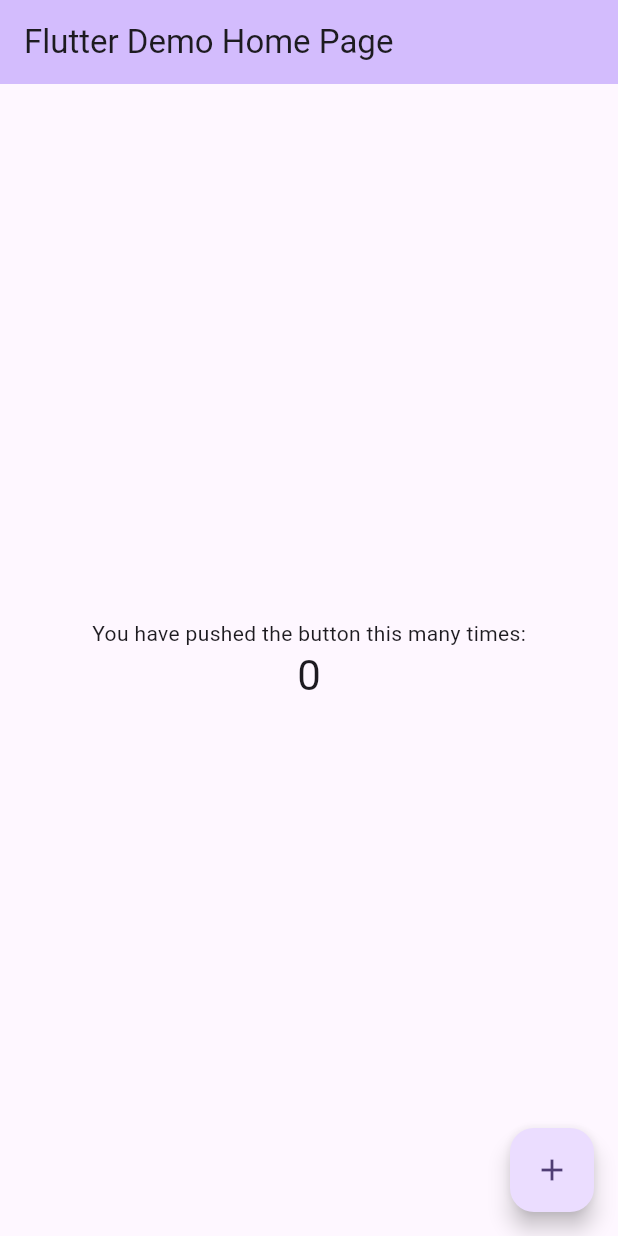
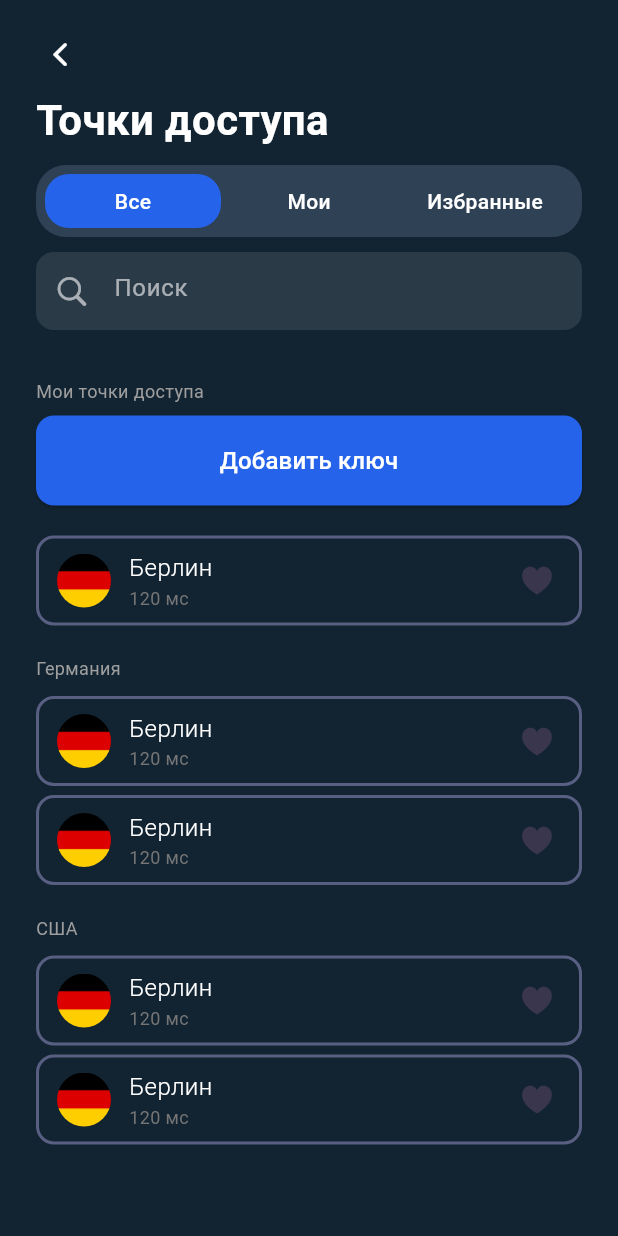
Before and after one commit to Wightles/task_vpn, a Flutter app: the screen it shows after launch, on a phone screen of 412 x 824 dp. Run offline on Flutter 3.47's test engine with Material 3 defaults, Android fonts, the light colour scheme and no system bars.

Commit message:
Реалзиовал вкладку "все", создал нав бар и поиск

```diff
--- /dev/null
+++ b/lib/city_ping.dart
@@ -0,0 +1,117 @@
+import 'package:flutter/material.dart';
+import 'package:flutter/cupertino.dart';
+
+class CityPingCard extends StatefulWidget {
+  final String cityName;
+  final String ping;
+  final String imageAsset;
+  final double height;
+  final Color borderColor;
+
+  const CityPingCard({
+    Key? key,
+    required this.cityName,
+    required this.ping,
+    required this.imageAsset,
+    this.height = 60,
+    this.borderColor = const Color.fromARGB(255, 89, 95, 130),
+  }) : super(key: key);
+
+  @override
+  State<CityPingCard> createState() => _CityPingCardState();
+}
+
+class _CityPingCardState extends State<CityPingCard> {
+  bool isLiked = false;
+  bool isSelected = false;
+
+  @override
+  Widget build(BuildContext context) {
+    return GestureDetector(
+      onTap: () {
+        setState(() {
+          isSelected = !isSelected;
+        });
+      },
+      child: Container(
+        width: double.infinity,
+        height: widget.height,
+        decoration: BoxDecoration(
+          color: Colors.transparent,
+          borderRadius: BorderRadius.circular(12),
+          border: Border.all(
+            color: isSelected
+                ? Colors.blue
+                : widget.borderColor,
+            width: 2,
+          ),
+        ),
+        child: Row(
+          children: [
+            const SizedBox(width: 12),
+            Container(
+              width: 36,
+              height: 36,
+              decoration: const BoxDecoration(
+                shape: BoxShape.circle,
+              ),
+              child: ClipOval(
+                child: Image.asset(
+                  widget.imageAsset,
+                  fit: BoxFit.cover,
+                  errorBuilder: (context, error, stackTrace) {
+                    return Container(
+                      color: Colors.grey[200],
+                      child: const Icon(Icons.location_city, size: 20),
+                    );
+                  },
+                ),
+              ),
+            ),
+            const SizedBox(width: 12),
+            Expanded(
+              child: Column(
+                mainAxisAlignment: MainAxisAlignment.center,
+                crossAxisAlignment: CrossAxisAlignment.start,
+                children: [
+                  Text(
+                    widget.cityName,
+                    style: const TextStyle(
+                      fontSize: 16,
+                      fontWeight: FontWeight.w300,
+                      color: Colors.white,
+                    ),
+                  ),
+                  Text(
+                    widget.ping,
+                    style: TextStyle(
+                      fontSize: 12,
+                      color: Colors.grey[600],
+                    ),
+                  ),
+                ],
+              ),
+            ),
+            Padding(
+              padding: const EdgeInsets.only(right: 16),
+              child: GestureDetector(
+                onTap: () {
+                  setState(() {
+                    isLiked = !isLiked;
+                  });
+                },
+                child: Icon(
+                  isLiked ? CupertinoIcons.heart_fill : CupertinoIcons.heart_fill,
+                  color: isLiked
+                      ? const Color.fromARGB(255, 204, 82, 204)
+                      : const Color.fromARGB(255, 57, 54, 77),
+                  size: 24,
+                ),
+              ),
+            ),
+          ],
+        ),
+      ),
+    );
+  }
+}
--- a/lib/main.dart
+++ b/lib/main.dart
@@ -1,4 +1,5 @@
 import 'package:flutter/material.dart';
+import 'package:task_vpn/scene_all.dart';
 
 void main() {
   runApp(const MyApp());
@@ -7,119 +8,10 @@
 class MyApp extends StatelessWidget {
   const MyApp({super.key});
 
-  // This widget is the root of your application.
   @override
   Widget build(BuildContext context) {
     return MaterialApp(
-      title: 'Flutter Demo',
-      theme: ThemeData(
-        // This is the theme of your application.
-        //
-        // TRY THIS: Try running your application with "flutter run". You'll see
-        // the application has a purple toolbar. Then, without quitting the app,
-        // try changing the seedColor in the colorScheme below to Colors.green
-        // and then invoke "hot reload" (save your changes or press the "hot
-        // reload" button in a Flutter-supported IDE, or press "r" if you used
-        // the command line to start the app).
-        //
-        // Notice that the counter didn't reset back to zero; the application
-        // state is not lost during the reload. To reset the state, use hot
-        // restart instead.
-        //
-        // This works for code too, not just values: Most code changes can be
-        // tested with just a hot reload.
-        colorScheme: ColorScheme.fromSeed(seedColor: Colors.deepPurple),
-        useMaterial3: true,
-      ),
-      home: const MyHomePage(title: 'Flutter Demo Home Page'),
+      home: const SceneAll(),
     );
   }
 }
-
-class MyHomePage extends StatefulWidget {
-  const MyHomePage({super.key, required this.title});
-
-  // This widget is the home page of your application. It is stateful, meaning
-  // that it has a State object (defined below) that contains fields that affect
-  // how it looks.
-
-  // This class is the configuration for the state. It holds the values (in this
-  // case the title) provided by the parent (in this case the App widget) and
-  // used by the build method of the State. Fields in a Widget subclass are
-  // always marked "final".
-
-  final String title;
-
-  @override
-  State<MyHomePage> createState() => _MyHomePageState();
-}
-
-class _MyHomePageState extends State<MyHomePage> {
-  int _counter = 0;
-
-  void _incrementCounter() {
-    setState(() {
-      // This call to setState tells the Flutter framework that something has
-      // changed in this State, which causes it to rerun the build method below
-      // so that the display can reflect the updated values. If we changed
-      // _counter without calling setState(), then the build method would not be
-      // called again, and so nothing would appear to happen.
-      _counter++;
-    });
-  }
-
-  @override
-  Widget build(BuildContext context) {
-    // This method is rerun every time setState is called, for instance as done
-    // by the _incrementCounter method above.
-    //
-    // The Flutter framework has been optimized to make rerunning build methods
-    // fast, so that you can just rebuild anything that needs updating rather
-    // than having to individually change instances of widgets.
-    return Scaffold(
-      appBar: AppBar(
-        // TRY THIS: Try changing the color here to a specific color (to
-        // Colors.amber, perhaps?) and trigger a hot reload to see the AppBar
-        // change color while the other colors stay the same.
-        backgroundColor: Theme.of(context).colorScheme.inversePrimary,
-        // Here we take the value from the MyHomePage object that was created by
-        // the App.build method, and use it to set our appbar title.
-        title: Text(widget.title),
-      ),
-      body: Center(
-        // Center is a layout widget. It takes a single child and positions it
-        // in the middle of the parent.
-        child: Column(
-          // Column is also a layout widget. It takes a list of children and
-          // arranges them vertically. By default, it sizes itself to fit its
-          // children horizontally, and tries to be as tall as its parent.
-          //
-          // Column has various properties to control how it sizes itself and
-          // how it positions its children. Here we use mainAxisAlignment to
-          // center the children vertically; the main axis here is the vertical
-          // axis because Columns are vertical (the cross axis would be
-          // horizontal).
-          //
-          // TRY THIS: Invoke "debug painting" (choose the "Toggle Debug Paint"
-          // action in the IDE, or press "p" in the console), to see the
-          // wireframe for each widget.
-          mainAxisAlignment: MainAxisAlignment.center,
-          children: <Widget>[
-            const Text(
-              'You have pushed the button this many times:',
-            ),
-            Text(
-              '$_counter',
-              style: Theme.of(context).textTheme.headlineMedium,
-            ),
-          ],
-        ),
-      ),
-      floatingActionButton: FloatingActionButton(
-        onPressed: _incrementCounter,
-        tooltip: 'Increment',
-        child: const Icon(Icons.add),
-      ), // This trailing comma makes auto-formatting nicer for build methods.
-    );
-  }
-}
--- a/lib/navbar.dart
+++ b/lib/navbar.dart
@@ -0,0 +1,104 @@
+import 'package:flutter/material.dart';
+import 'package:flutter/cupertino.dart';
+
+class FilterMenu extends StatefulWidget {
+  final Function(String) onSearchChanged;
+  final bool showNoResults;
+
+  const FilterMenu({
+    super.key,
+    required this.onSearchChanged,
+    required this.showNoResults,
+  });
+
+  @override
+  State<FilterMenu> createState() => _FilterMenuState();
+}
+
+class _FilterMenuState extends State<FilterMenu> {
+  int selectedIndex = 0;
+  final List<String> tabs = ['Все', 'Мои', 'Избранные'];
+
+  @override
+  Widget build(BuildContext context) {
+    return Column(
+      children: [
+        Padding(
+          padding: const EdgeInsets.symmetric(horizontal: 8.0),
+          child: Container(
+            padding: const EdgeInsets.all(6),
+            decoration: BoxDecoration(
+              color: const Color.fromARGB(255, 47, 65, 85),
+              borderRadius: BorderRadius.circular(20),
+            ),
+            child: Row(
+              children: List.generate(tabs.length, (index) {
+                final bool isSelected = selectedIndex == index;
+                return Expanded(
+                  child: GestureDetector(
+                    onTap: () => setState(() => selectedIndex = index),
+                    child: AnimatedContainer(
+                      duration: const Duration(milliseconds: 200),
+                      padding: const EdgeInsets.symmetric(vertical: 8),
+                      decoration: BoxDecoration(
+                        color: isSelected
+                            ? const Color(0xFF2563EB)
+                            : Colors.transparent,
+                        borderRadius: BorderRadius.circular(16),
+                      ),
+                      child: Center(
+                        child: Text(
+                          tabs[index],
+                          style: TextStyle(
+                            color: isSelected ? Colors.white : Colors.white,
+                            fontWeight: FontWeight.w500,
+                          ),
+                        ),
+                      ),
+                    ),
+                  ),
+                );
+              }),
+            ),
+          ),
+        ),
+
+        const SizedBox(height: 10),
+
+        Padding(
+          padding: const EdgeInsets.symmetric(horizontal: 8.0),
+          child: Container(
+            height: 52,
+            decoration: BoxDecoration(
+              color: Colors.white.withOpacity(0.1),
+              borderRadius: BorderRadius.circular(12.0),
+            ),
+            child: TextField(
+              onChanged: widget.onSearchChanged,
+              style: const TextStyle(
+                color: Colors.white,
+                fontWeight: FontWeight.normal,
+              ),
+              decoration: InputDecoration(
+                contentPadding: const EdgeInsets.symmetric(
+                  horizontal: 16.0,
+                  vertical: 16.0,
+                ),
+                border: InputBorder.none,
+                hintText: 'Поиск',
+                hintStyle: TextStyle(
+                  color: Colors.white.withOpacity(0.6),
+                  fontWeight: FontWeight.normal,
+                ),
+                prefixIcon: Icon(
+                  CupertinoIcons.search,
+                  color: Colors.white.withOpacity(0.6),
+                ),
+              ),
+            ),
+          ),
+        ),
+      ],
+    );
+  }
+}
--- a/lib/scene_all.dart
+++ b/lib/scene_all.dart
@@ -0,0 +1,185 @@
+import 'package:flutter/material.dart';
+import 'package:task_vpn/city_ping.dart';
+import 'package:task_vpn/navbar.dart';
+import 'package:flutter/cupertino.dart';
+
+class SceneAll extends StatefulWidget {
+  const SceneAll({super.key});
+
+  @override
+  State<SceneAll> createState() => _SceneAllState();
+}
+
+class _SceneAllState extends State<SceneAll> {
+  String searchText = '';
+  bool showNoResults = false;
+
+  void _onSearchChanged(String value) {
+    setState(() {
+      searchText = value;
+      showNoResults = value.isNotEmpty;
+    });
+  }
+
+  @override
+  Widget build(BuildContext context) {
+    return SafeArea(
+      child: Scaffold(
+        backgroundColor: const Color.fromARGB(255, 18, 36, 50),
+        body: Padding(
+          padding: const EdgeInsets.symmetric(horizontal: 16.0, vertical: 12.0),
+          child: SingleChildScrollView(
+            child: Column(
+              crossAxisAlignment: CrossAxisAlignment.start,
+              children: [
+                Column(
+                  crossAxisAlignment: CrossAxisAlignment.start,
+                  children: [
+                    IconButton(
+                      onPressed: () {},
+                      icon: const Icon(
+                        CupertinoIcons.chevron_back,
+                        color: Colors.white,
+                      ),
+                    ),
+                    const Padding(
+                      padding: EdgeInsets.only(left: 8.0),
+                      child: Text(
+                        'Точки доступа',
+                        style: TextStyle(
+                          color: Colors.white,
+                          fontSize: 28,
+                          fontWeight: FontWeight.bold,
+                        ),
+                      ),
+                    ),
+                  ],
+                ),
+                const SizedBox(height: 10),
+                FilterMenu(
+                  onSearchChanged: _onSearchChanged,
+                  showNoResults: showNoResults,
+                ),
+                const SizedBox(height: 24),
+
+                if (!showNoResults) ...[
+                  Padding(
+                    padding: const EdgeInsets.all(8),
+                    child: Column(
+                      crossAxisAlignment: CrossAxisAlignment.start,
+                      children: [
+                        const Text(
+                          'Мои точки доступа',
+                          style: TextStyle(
+                            color: Colors.grey,
+                            fontSize: 12,
+                          ),
+                        ),
+                        const SizedBox(height: 8),
+                        Container(
+                          width: double.infinity,
+                          height: 60,
+                          child: ElevatedButton(
+                            onPressed: () {},
+                            style: ElevatedButton.styleFrom(
+                              backgroundColor: Color(0xFF2563EB),
+                              shape: RoundedRectangleBorder(
+                                borderRadius: BorderRadius.circular(12),
+                              ),
+                              padding: const EdgeInsets.all(16),
+                            ),
+                            child: const Text(
+                              'Добавить ключ',
+                              style: TextStyle(
+                                color: Colors.white,
+                                fontSize: 16,
+                              ),
+                            ),
+                          ),
+                        ),
+                        const SizedBox(height: 20),
+                        const CityPingCard(
+                          cityName: 'Берлин',
+                          ping: '120 мс',
+                          imageAsset: 'assets/images/test1.png',
+                        ),
+                        const SizedBox(height: 20),
+                        const Text(
+                          'Германия',
+                          style: TextStyle(
+                            color: Colors.grey,
+                            fontSize: 12,
+                          ),
+                        ),
+                        const SizedBox(height: 10),
+                        const CityPingCard(
+                          cityName: 'Берлин',
+                          ping: '120 мс',
+                          imageAsset: 'assets/images/test1.png',
+                        ),
+                        const SizedBox(height: 6),
+                        const CityPingCard(
+                          cityName: 'Берлин',
+                          ping: '120 мс',
+                          imageAsset: 'assets/images/test1.png',
+                        ),
+                        const SizedBox(height: 20),
+                        const Text(
+                          'США',
+                          style: TextStyle(
+                            color: Colors.grey,
+                            fontSize: 12,
+                          ),
+                        ),
+                        const SizedBox(height: 10),
+                        const CityPingCard(
+                          cityName: 'Берлин',
+                          ping: '120 мс',
+                          imageAsset: 'assets/images/test1.png',
+                        ),
+                        const SizedBox(height: 6),
+                        const CityPingCard(
+                          cityName: 'Берлин',
+                          ping: '120 мс',
+                          imageAsset: 'assets/images/test1.png',
+                        ),
+                      ],
+                    ),
+                  ),
+                ] else ...[
+                  const SizedBox(height: 5),
+                  Center(
+                    child: Column(
+                      children: [
+                        const Text(
+                          'Нет результатов',
+                          style: TextStyle(
+                            color: Colors.white,
+                            fontSize: 24,
+                            fontWeight: FontWeight.bold,
+                          ),
+                        ),
+                        const SizedBox(height: 12),
+                        Padding(
+                          padding: const EdgeInsets.symmetric(horizontal: 40),
+                          child: Text(
+                            'По вашему запросу серверов не найдено. Попробуйте изменить запрос или проверьте написание.',
+                            textAlign: TextAlign.center,
+                            style: TextStyle(
+                              color: Colors.grey[400],
+                              fontSize: 14,
+                            ),
+                          ),
+                        ),
+                      ],
+                    ),
+                  ),
+                ],
+              ],
+            ),
+          ),
+        ),
+      ),
+    );
+  }
+}
--- a/pubspec.yaml
+++ b/pubspec.yaml
@@ -59,8 +59,8 @@ flutter:
   uses-material-design: true
 
   # To add assets to your application, add an assets section, like this:
-  # assets:
-  #   - images/a_dot_burr.jpeg
+  assets:
+  - assets/images/test1.png
   #   - images/a_dot_ham.jpeg
 
   # An image asset can refer to one or more resolution-specific "variants", see
```
Also changed, not shown: assets/images/test1.png (added).
